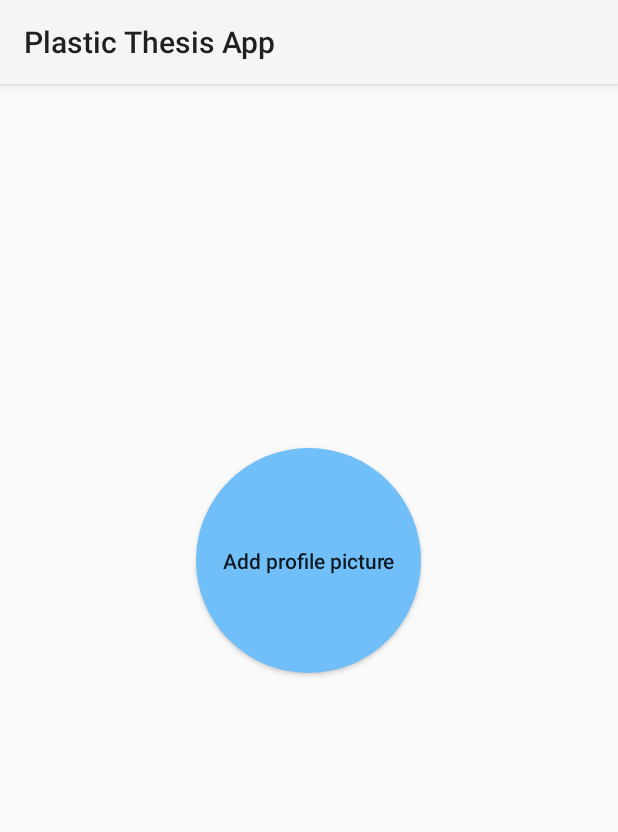
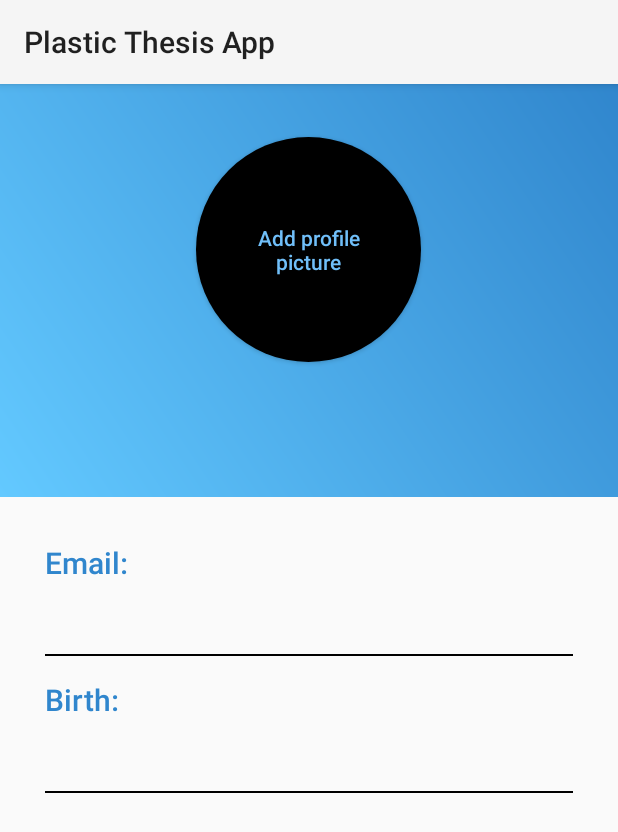
Before and after one commit to domisss41/ThesisApp, an Android app: the MyAccount screen opened directly, with no data from a screen before it, on a phone screen of 412 x 824 dp. Shown: the top 832 px of the screen. Run offline under Robolectric (Android 15) with nearby library versions, the phone set to English and light mode, and no system bars; our stand-ins replace Firebase (no records; nobody signed in at launch, a user with empty details on screens opened directly).

Commit message:
User Profile dziala

```diff
--- a/App/app/src/main/java/com/example/thesisapp/MyAccount.kt
+++ b/App/app/src/main/java/com/example/thesisapp/MyAccount.kt
@@ -40,8 +40,8 @@ class MyAccount : AppCompatActivity() {
                     val tempID = ds.child("id").getValue(String::class.java)
                     if(tempID.equals(currentUserID)){
                         Log.d(TAG, "Znaleziono!")
-                        login.text = tempID
-                        login.text = ds.child("login").getValue(String::class.java)
+                        nickname.text = tempID
+                        nickname.text = ds.child("login").getValue(String::class.java)
                         email.text = ds.child("email").getValue(String::class.java)
                         birth.text = ds.child("birth").getValue(String::class.java)
                         break
@@ -59,7 +59,7 @@ class MyAccount : AppCompatActivity() {
                 // Failed to read value
                 Log.e(TAG, "onCancelled: Failed to read message")
 
-                login.text = ""
+                nickname.text = ""
                 email.text = ""
                 birth.text = "onCancelled: Failed to read message!"
             }
--- a/App/app/src/main/java/com/example/thesisapp/SignUp.kt
+++ b/App/app/src/main/java/com/example/thesisapp/SignUp.kt
@@ -37,9 +37,9 @@ class SignUp : AppCompatActivity() {
 
     fun signUpUser() {
 
-        if (login.text.toString().isEmpty()) {
-            login.error = "Please enter login"
-            login.requestFocus()
+        if (nickname.text.toString().isEmpty()) {
+            nickname.error = "Please enter login"
+            nickname.requestFocus()
             return
         }
 
@@ -106,7 +106,7 @@ class SignUp : AppCompatActivity() {
 
     private fun saveUser(){
 
-        var login = login.text.toString()
+        var login = nickname.text.toString()
         var email = email.text.toString()
         var password = password.text.toString()
         var birth = birth.text.toString()
--- a/App/app/src/main/java/com/example/thesisapp/User.kt
+++ b/App/app/src/main/java/com/example/thesisapp/User.kt
@@ -2,7 +2,7 @@ package com.example.thesisapp
 
 class User (
     val id: String = "",
-    val login: String = "",
+    val nickname: String = "",
     val email: String = "",
     val password: String = "",
     val birth: String = ""
--- /dev/null
+++ b/App/app/src/main/res/drawable/gradient.xml
@@ -0,0 +1,12 @@
+<?xml version="1.0" encoding="utf-8"?>
+
+<shape xmlns:android="http://schemas.android.com/apk/res/android"
+
+    android:shape= "rectangle" >
+
+<gradient android:angle="45"
+    android:endColor="#3086CD"
+    android:startColor="#63C9FF"
+/>
+
+</shape>
--- a/App/app/src/main/res/drawable/picture_background.xml
+++ b/App/app/src/main/res/drawable/picture_background.xml
@@ -3,5 +3,5 @@
 
     android:shape="rectangle">
     <corners android:radius="30dp"/>
-    <solid android:color="#c42618"/>
+    <solid android:color="@color/colorAccentDark"/>
 </shape>
--- a/App/app/src/main/res/drawable/rounded_photo.xml
+++ b/App/app/src/main/res/drawable/rounded_photo.xml
@@ -1,7 +1,7 @@
 <?xml version="1.0" encoding="utf-8"?>
 <shape xmlns:android="http://schemas.android.com/apk/res/android">
 
-    <solid android:color="#70bff9"/>
+    <solid android:color="#000000"/>
     <corners android:radius="75dp"/>
 
 </shape>
--- a/App/app/src/main/res/layout/activity_my_account.xml
+++ b/App/app/src/main/res/layout/activity_my_account.xml
@@ -6,61 +6,127 @@
     android:layout_height="match_parent"
     tools:context=".MyAccount">
 
+        <RelativeLayout
+            android:id="@+id/rellay1"
+            android:layout_width="match_parent"
+            android:layout_height="wrap_content"
+            android:background="@drawable/gradient">
+
+            <RelativeLayout
+                android:id="@+id/imageUser"
+                android:layout_width="wrap_content"
+                android:layout_height="wrap_content"
+                android:layout_marginTop="30dp"
+                android:layout_centerHorizontal="true">
+
+        <Button
+            android:id="@+id/buttonAddProfilePicture"
+            android:layout_width="150dp"
+            android:layout_height="150dp"
+            android:layout_margin="5dp"
+            android:background="@drawable/rounded_photo"
+            android:text="Add profile
+            picture"
+            android:textAllCaps="false"
+            android:textColor="@color/colorAccent"
+            android:textSize="14sp" />
+
+            </RelativeLayout>
+
+            <TextView
+                android:id="@+id/nickname"
+                android:layout_width="wrap_content"
+                android:layout_height="wrap_content"
+                android:layout_below="@id/imageUser"
+                android:layout_centerHorizontal="true"
+                android:layout_marginTop="20sp"
+                android:layout_marginBottom="30sp"
+                android:fontFamily="sans-serif-light"
+                android:textColor="#000000"
+                android:textSize="25dp"
+                android:textStyle="bold" />
+
+        </RelativeLayout>
+
+    <RelativeLayout
+        android:id="@+id/emaillayout"
+        android:layout_width="match_parent"
+        android:layout_height="match_parent"
+        android:layout_below="@+id/rellay1">
+
         <LinearLayout
             android:layout_width="match_parent"
             android:layout_height="wrap_content"
-        android:layout_marginStart="20dp"
-        android:layout_marginEnd="20dp"
-        android:orientation="vertical"
-        android:layout_centerVertical="true">
+            android:layout_marginTop="30dp"
+            android:layout_marginLeft="30dp"
+            android:layout_marginRight="30dp">
 
-        <Button
-            android:id="@+id/buttonAddProfilePicture"
-            android:background="@drawable/rounded_photo"
-            android:layout_width="150dp"
-            android:layout_height="150dp"
-            android:layout_gravity="center"
-            android:layout_marginTop="20dp"
-            android:layout_marginBottom="20dp"
-            android:text="Add profile picture"
-            android:textSize="14sp"
-            android:textAllCaps="false"/>
+            <LinearLayout
+                android:layout_width="match_parent"
+                android:layout_height="wrap_content"
+                android:orientation="vertical">
 
                 <TextView
-            android:id="@+id/login"
-            android:textSize="20dp"
-            android:layout_gravity="center"
-            android:textStyle="bold"
                     android:layout_width="wrap_content"
                     android:layout_height="wrap_content"
-            android:layout_marginTop="40dp"
-            android:drawablePadding="10dp"
-            android:singleLine="true" />
+                    android:textColor="#3086CD"
+                    android:textSize="20sp"
+                    android:layout_marginBottom="10dp"
+                    android:fontFamily="sans-serif-light"
+                    android:textStyle="bold"
+                    android:text="Email:" />
 
                 <TextView
                     android:id="@+id/email"
-            android:textSize="20dp"
-            android:textColor="@color/colorAccent"
+                    android:textColor="#000000"
+                    android:textSize="16sp"
+                    android:layout_width="wrap_content"
+                    android:layout_height="wrap_content"
+                    android:layout_marginBottom="10dp"/>
+
+                <View
+                    android:layout_width="match_parent"
+                    android:layout_height="1dp"
+                    android:layout_marginTop="5dp"
+                    android:layout_marginBottom="15dp"
+                    android:background="@color/colorPrimaryDark"/>
+
+                <TextView
+                    android:layout_width="wrap_content"
+                    android:layout_height="wrap_content"
+                    android:textColor="#3086CD"
+                    android:textSize="20sp"
+                    android:layout_marginBottom="10dp"
+                    android:fontFamily="sans-serif-light"
                     android:textStyle="bold"
-            android:layout_gravity="center"
-            android:inputType="textEmailAddress"
-            android:layout_width="match_parent"
-            android:layout_height="match_parent"
-            android:layout_marginTop="5dp"
-            android:drawablePadding="10dp"
-            android:singleLine="true" />
+                    android:text="Birth:" />
+
 
                 <TextView
                     android:id="@+id/birth"
-            android:textSize="20dp"
-            android:textStyle="bold"
-            android:inputType="number"
+                    android:textColor="#000000"
                     android:layout_width="match_parent"
                     android:layout_height="match_parent"
-            android:layout_marginTop="5dp"
-            android:drawablePadding="10dp"
-            android:singleLine="true" />
+                    android:singleLine="true"
+                    android:textSize="20dp" />
+
+                <View
+                    android:layout_width="match_parent"
+                    android:layout_height="1dp"
+                    android:layout_marginTop="10dp"
+                    android:layout_marginBottom="15dp"
+                    android:background="@color/colorPrimaryDark"/>
 
 
             </LinearLayout>
+
+
+
+        </LinearLayout>
+
+
+
     </RelativeLayout>
+
+
+</RelativeLayout>
--- a/App/app/src/main/res/layout/activity_sign_up.xml
+++ b/App/app/src/main/res/layout/activity_sign_up.xml
@@ -37,13 +37,13 @@
             android:textColor="#000000" />
 
         <EditText
-            android:id="@+id/login"
+            android:id="@+id/nickname"
             android:layout_width="match_parent"
             android:layout_height="match_parent"
             android:layout_marginTop="40dp"
             android:drawablePadding="10dp"
             android:singleLine="true"
-            android:hint="Login" />
+            android:hint="Nickname" />
 
         <EditText
             android:id="@+id/password"
--- a/App/app/src/main/res/values/colors.xml
+++ b/App/app/src/main/res/values/colors.xml
@@ -2,4 +2,5 @@
 <resources>
     <color name="colorPrimaryDark">#000000</color>
     <color name="colorAccent">#70bff9</color>
+    <color name="colorAccentDark">#c42618</color>
 </resources>
```
Lines whose indentation alone changed are shown as unchanged.
